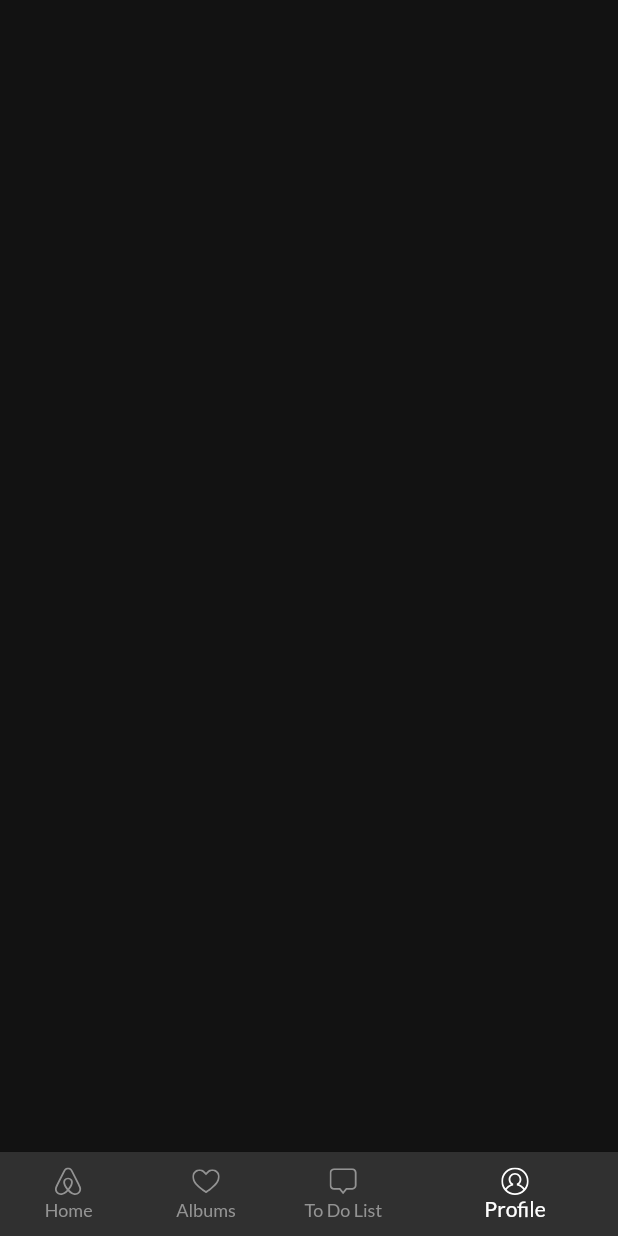
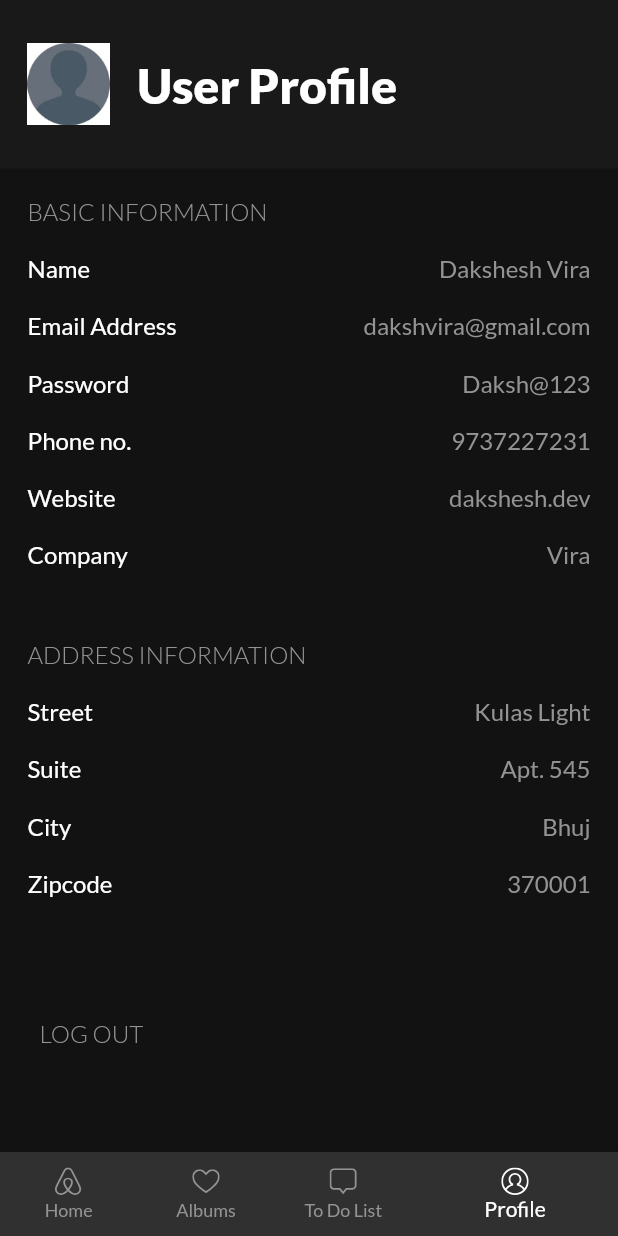
Before and after one commit to daksheshvira/multi_purpose_app, a Flutter app: the Navbar screen opened by its route, item 4 of the bottom bar chosen, on a phone screen of 412 x 824 dp. Run offline on Flutter 3.47's test engine with Material 2 defaults, Android fonts, the phone set to English and light mode, and no system bars; our stand-ins replace flutter_screenutil, flutter_svg, google_fonts.

Commit message:
feat: profile screen

```diff
--- a/lib/ui/home/post_item.dart
+++ b/lib/ui/home/post_item.dart
@@ -40,7 +40,7 @@ class PostItem extends StatelessWidget {
                   arguments: post.id);
             },
             child: Text(
-              Strings.instance.viewComments,
+              Strings.instance.viewComments.toLowerCase(),
               style: Styles.instance.text14ExtraBoldWhite,
             ),
           ),
--- a/lib/ui/login/login_screen.dart
+++ b/lib/ui/login/login_screen.dart
@@ -9,8 +9,8 @@ import 'package:multi_purpose_app/utils/validators.dart';
 class LoginScreen extends StatelessWidget {
   final _formKey = GlobalKey<FormState>();
   final ValueNotifier<bool> _obscurePasswordText = ValueNotifier(true);
-  final _emailController = TextEditingController();
-  final _passwordController = TextEditingController();
+  final _emailController = TextEditingController(text: 'dakshvira@gmail.com');
+  final _passwordController = TextEditingController(text: 'AdmiN@123');
 
   @override
   Widget build(BuildContext context) {
--- a/lib/ui/navbar/navbar.dart
+++ b/lib/ui/navbar/navbar.dart
@@ -4,6 +4,7 @@ import 'package:flutter_svg/flutter_svg.dart';
 import 'package:multi_purpose_app/routes/routes.dart';
 import 'package:multi_purpose_app/ui/albums/albums_screen.dart';
 import 'package:multi_purpose_app/ui/home/home_screen.dart';
+import 'package:multi_purpose_app/ui/profile/profile_screen.dart';
 import 'package:multi_purpose_app/utils/app_colors.dart';
 import 'package:multi_purpose_app/utils/images.dart';
 import 'package:multi_purpose_app/utils/strings.dart';
@@ -20,7 +21,7 @@ class _NavbarState extends State<Navbar> {
     HomeScreen(),
     AlbumsScreen(),
     Container(),
-    Container(),
+    ProfileScreen(),
   ];
 
   int _selectedIndex = 0;
--- /dev/null
+++ b/lib/ui/profile/address_information.dart
@@ -0,0 +1,28 @@
+part of 'profile_screen.dart';
+
+class _AddressInformation extends StatelessWidget {
+  const _AddressInformation({Key? key}) : super(key: key);
+
+  @override
+  Widget build(BuildContext context) {
+    return Container(
+      margin: EdgeInsets.symmetric(horizontal: 16.w, vertical: 16.h),
+      child: Column(
+        crossAxisAlignment: CrossAxisAlignment.stretch,
+        children: [
+          Text(
+            Strings.instance.addressInfo.toUpperCase(),
+            style: Styles.instance.text14GrayLight,
+          ),
+          SizedBox(
+            height: 8.h,
+          ),
+          InfoItem(label: Strings.instance.street, value: 'Kulas Light'),
+          InfoItem(label: Strings.instance.suite, value: 'Apt. 545'),
+          InfoItem(label: Strings.instance.city, value: 'Bhuj'),
+          InfoItem(label: Strings.instance.zipcode, value: '370001'),
+        ],
+      ),
+    );
+  }
+}
--- /dev/null
+++ b/lib/ui/profile/basic_information.dart
@@ -0,0 +1,32 @@
+part of 'profile_screen.dart';
+
+class _BasicInformation extends StatelessWidget {
+  const _BasicInformation({Key? key}) : super(key: key);
+
+  @override
+  Widget build(BuildContext context) {
+    return Container(
+      margin: EdgeInsets.symmetric(horizontal: 16.w, vertical: 16.h),
+      child: Column(
+        crossAxisAlignment: CrossAxisAlignment.stretch,
+        children: [
+          Text(
+            Strings.instance.basicInfo.toUpperCase(),
+            style: Styles.instance.text14GrayLight,
+          ),
+          SizedBox(
+            height: 8.h,
+          ),
+          InfoItem(label: Strings.instance.name, value: 'Dakshesh Vira'),
+          InfoItem(
+              label: Strings.instance.emailAddress,
+              value: 'dakshvira@gmail.com'),
+          InfoItem(label: Strings.instance.password, value: 'Daksh@123'),
+          InfoItem(label: Strings.instance.phoneNo, value: '9737227231'),
+          InfoItem(label: Strings.instance.website, value: 'dakshesh.dev'),
+          InfoItem(label: Strings.instance.company, value: 'Vira'),
+        ],
+      ),
+    );
+  }
+}
--- /dev/null
+++ b/lib/ui/profile/info_item.dart
@@ -0,0 +1,36 @@
+import 'package:flutter/material.dart';
+import 'package:flutter_screenutil/flutter_screenutil.dart';
+import 'package:multi_purpose_app/utils/styles.dart';
+
+class InfoItem extends StatelessWidget {
+  final String label;
+  final String value;
+
+  const InfoItem({Key? key, required this.label, required this.value})
+      : super(key: key);
+
+  @override
+  Widget build(BuildContext context) {
+    return Container(
+      margin: EdgeInsets.symmetric(vertical: 8.h),
+      child: Row(
+        children: [
+          Expanded(
+            child: Text(
+              label,
+              style: Styles.instance.text14White,
+              textAlign: TextAlign.start,
+            ),
+          ),
+          Expanded(
+            child: Text(
+              value,
+              style: Styles.instance.text14Gray,
+              textAlign: TextAlign.end,
+            ),
+          ),
+        ],
+      ),
+    );
+  }
+}
--- /dev/null
+++ b/lib/ui/profile/profile_header.dart
@@ -0,0 +1,33 @@
+part of 'profile_screen.dart';
+
+class _ProfileHeader extends StatelessWidget {
+  const _ProfileHeader({Key? key}) : super(key: key);
+
+  @override
+  Widget build(BuildContext context) {
+    return Container(
+      padding: EdgeInsets.symmetric(horizontal: 16.w, vertical: 24.h),
+      color: AppColors.black25,
+      child: SafeArea(
+        child: Row(
+          mainAxisAlignment: MainAxisAlignment.start,
+          crossAxisAlignment: CrossAxisAlignment.center,
+          children: [
+            Image(
+              height: 48.r,
+              width: 48.r,
+              image: AssetImage(Images.instance.person),
+            ),
+            SizedBox(
+              width: 16.w,
+            ),
+            Text(
+              Strings.instance.userProfile,
+              style: Styles.instance.text32ExtraBoldWhite,
+            ),
+          ],
+        ),
+      ),
+    );
+  }
+}
--- /dev/null
+++ b/lib/ui/profile/profile_screen.dart
@@ -0,0 +1,43 @@
+import 'package:flutter/material.dart';
+import 'package:flutter_screenutil/flutter_screenutil.dart';
+import 'package:multi_purpose_app/ui/profile/info_item.dart';
+import 'package:multi_purpose_app/utils/app_colors.dart';
+import 'package:multi_purpose_app/utils/images.dart';
+import 'package:multi_purpose_app/utils/strings.dart';
+import 'package:multi_purpose_app/utils/styles.dart';
+
+part 'address_information.dart';
+part 'basic_information.dart';
+part 'profile_header.dart';
+
+class ProfileScreen extends StatelessWidget {
+  const ProfileScreen({Key? key}) : super(key: key);
+
+  @override
+  Widget build(BuildContext context) {
+    return SingleChildScrollView(
+      child: Column(
+        crossAxisAlignment: CrossAxisAlignment.start,
+        children: [
+          _ProfileHeader(),
+          _BasicInformation(),
+          _AddressInformation(),
+          SizedBox(
+            height: 32.h,
+          ),
+          Container(
+            margin: EdgeInsets.symmetric(horizontal: 16.w),
+            child: TextButton(
+              onPressed: () {},
+              child: Text(
+                Strings.instance.logout.toUpperCase(),
+                style: Styles.instance.text14GrayLight,
+                textAlign: TextAlign.start,
+              ),
+            ),
+          ),
+        ],
+      ),
+    );
+  }
+}
--- a/lib/ui/view_comments/ViewComments.dart
+++ b/lib/ui/view_comments/ViewComments.dart
@@ -22,7 +22,7 @@ class _ViewCommentsState extends State<ViewComments> {
     return Scaffold(
       appBar: AppBar(
         title: Text(
-          Strings.instance.viewComments.toUpperCase(),
+          Strings.instance.viewComments,
           style: Styles.instance.text18ExtraBoldWhite,
         ),
         leading: IconButton(
--- a/lib/utils/images.dart
+++ b/lib/utils/images.dart
@@ -15,4 +15,5 @@ class Images {
   final logoWhite = 'assets/images/logo_white.svg';
   final message = 'assets/images/message.svg';
   final profile = 'assets/images/profile.svg';
+  final person = 'assets/images/person.jpg';
 }
--- a/lib/utils/strings.dart
+++ b/lib/utils/strings.dart
@@ -22,5 +22,18 @@ class Strings {
   final albums = 'Albums';
   final todoList = 'To Do List';
   final profile = 'Profile';
-  final viewComments = 'view comments';
+  final viewComments = 'View Comments';
+  final userProfile = 'User Profile';
+  final basicInfo = 'Basic Information';
+  final name = 'Name';
+  final emailAddress = 'Email Address';
+  final phoneNo = 'Phone no.';
+  final website = 'Website';
+  final company = 'Company';
+  final addressInfo = 'Address Information';
+  final street = 'Street';
+  final suite = 'Suite';
+  final city = 'City';
+  final zipcode = 'Zipcode';
+  final logout = 'Log out';
 }
--- a/lib/utils/styles.dart
+++ b/lib/utils/styles.dart
@@ -49,4 +49,13 @@ class Styles {
     fontSize: 14.sp,
     color: AppColors.gray147,
   );
+
+  final text14GrayLight = GoogleFonts.lato(
+    fontSize: 14.sp,
+    color: AppColors.gray147,
+    fontWeight: FontWeight.w300,
+  );
+
+  final text32ExtraBoldWhite = GoogleFonts.lato(
+      fontSize: 28.sp, color: Colors.white, fontWeight: FontWeight.w800);
 }
```
Also changed, not shown: assets/images/2.0x/person.jpg (added), assets/images/3.0x/person.jpg (added), assets/images/person.jpg (added).
